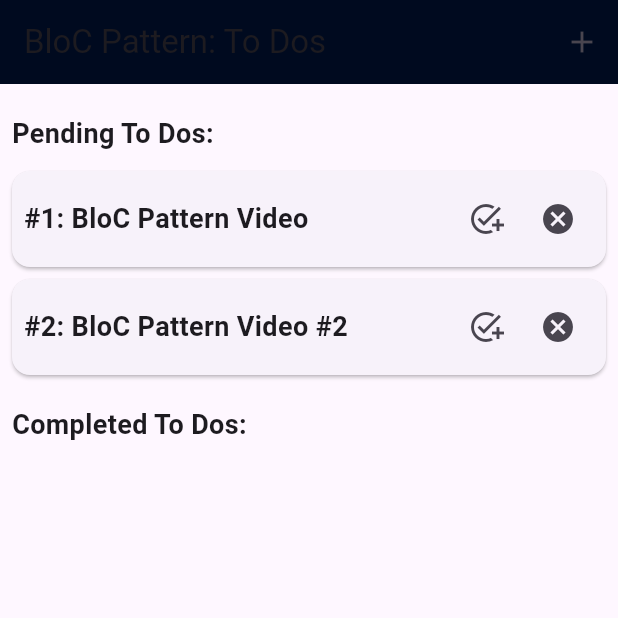
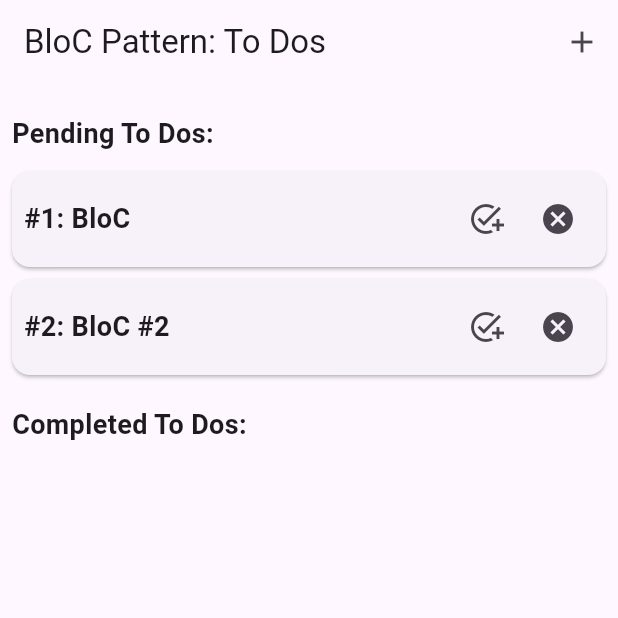
Before and after one commit to stephancj/flutter_bloc_pattern, a Flutter app: the screen it shows after launch, on a phone screen of 412 x 824 dp, the top half of it. Run offline on Flutter 3.47's test engine with Material 3 defaults, Android fonts, the phone set to English and light mode, and no system bars; our stand-ins replace bloc, equatable, flutter_bloc.

Commit message:
UPDT: color

```diff
--- a/lib/main.dart
+++ b/lib/main.dart
@@ -29,12 +29,12 @@ class MyApp extends StatelessWidget {
                 todos: [
                   Todo(
                     id: '1',
-                    task: 'BloC Pattern Video',
+                    task: 'BloC',
                     description: 'Explain what is the BloC Pattern',
                   ),
                   Todo(
                     id: '2',
-                    task: 'BloC Pattern Video #2',
+                    task: 'BloC #2',
                     description: 'Explain what is the BloC Pattern',
                   ),
                 ],
@@ -50,11 +50,8 @@ class MyApp extends StatelessWidget {
       child: MaterialApp(
         title: 'BloC Pattern - Todos',
         theme: ThemeData(
-          primarySwatch: Colors.blue,
+          useMaterial3: true,
           primaryColor: const Color(0xFF000A1F),
-          appBarTheme: const AppBarTheme(
-            color: Color(0xFF000A1F),
-          ),
         ),
         home: const HomeScreen(),
       ),
```
